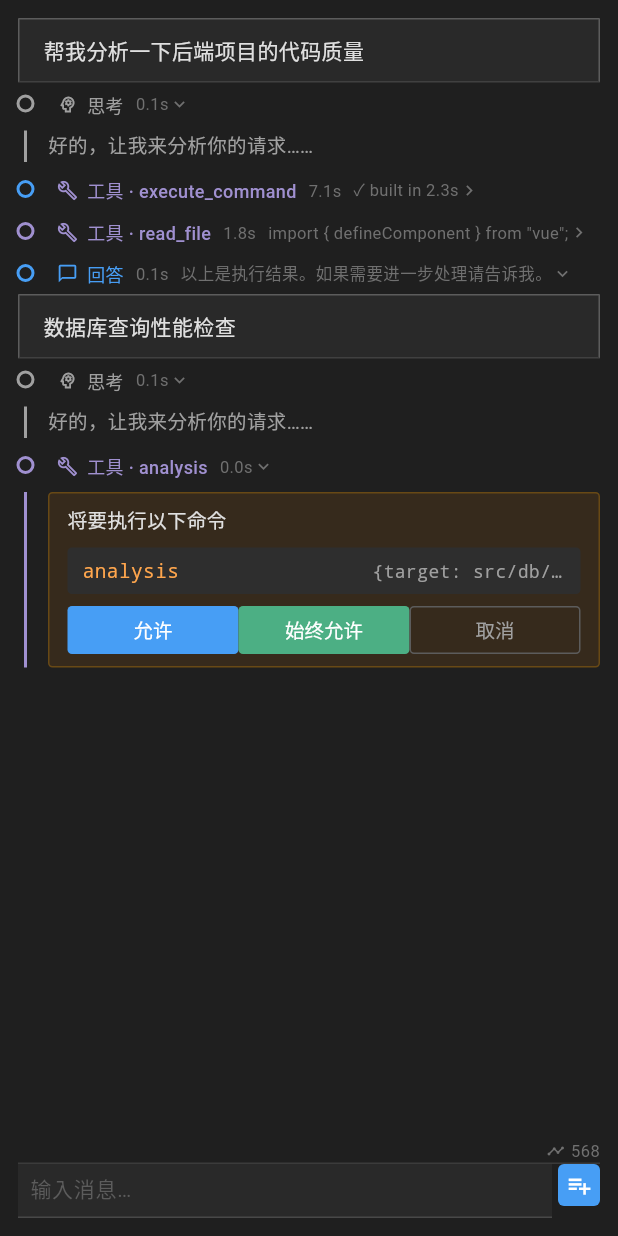
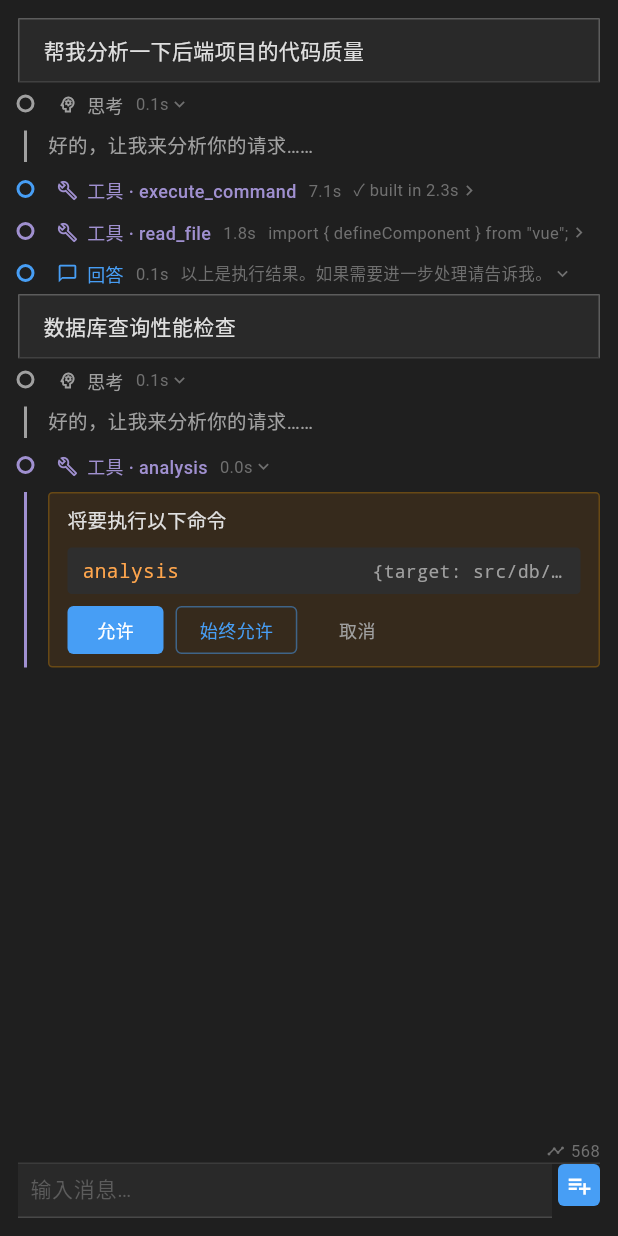
Before and after one commit to CorvusYe/agent_chat, a Flutter app: the screen it shows after launch, after a tap on "允许", after a tap on "思考", on a phone screen of 412 x 824 dp. Run offline on Flutter 3.47's test engine with Material 3 defaults, Android fonts, the phone set to English and light mode, and no system bars; our stand-ins replace sliver_tools; missing offline and left inert: flutter_driver.

Commit message:
Remove thinking block typewriter animation; use Fluent-style confirm buttons
- Remove AnimationController from _ThinkingBlock — just show content directly.
  The "typewriter" effect is naturally the text growing via delta events.
- Restyle confirm gate buttons to Fluent style with intrinsic sizing:
  允许 = filled accent, 始终允许 = outlined accent, 取消 = text button

Co-Authored-By: DeepSeek V4 Flash <service@deepseek.com>

```diff
--- a/dart/lib/blocks/block_registry.dart
+++ b/dart/lib/blocks/block_registry.dart
@@ -120,59 +120,15 @@ Widget _defaultConfirmBuilder(
 //  Thinking Block
 // ═══════════════════════════════════════════════════════
 
-class _ThinkingBlock extends StatefulWidget {
+class _ThinkingBlock extends StatelessWidget {
   final ChatBlock block;
   const _ThinkingBlock({required this.block});
-
-  @override
-  State<_ThinkingBlock> createState() => _ThinkingBlockState();
-}
-
-class _ThinkingBlockState extends State<_ThinkingBlock>
-    with SingleTickerProviderStateMixin {
-  late AnimationController _ctrl;
-  String _displayed = '';
-
-  @override
-  void initState() {
-    super.initState();
-    _ctrl = AnimationController(
-      vsync: this,
-      duration: const Duration(seconds: 1),
-    );
-    _ctrl.addListener(
-      () => setState(() {
-        final t = _ctrl.value;
-        final text = widget.block.content ?? '';
-        _displayed = text.substring(
-          0,
-          (text.length * t).round().clamp(0, text.length),
-        );
-      }),
-    );
-    _ctrl.forward();
-  }
-
-  @override
-  void didUpdateWidget(_ThinkingBlock old) {
-    super.didUpdateWidget(old);
-    if (old.block.content != widget.block.content && !_ctrl.isAnimating) {
-      _ctrl.reset();
-      _ctrl.forward();
-    }
-  }
-
-  @override
-  void dispose() {
-    _ctrl.dispose();
-    super.dispose();
-  }
 
   @override
   Widget build(BuildContext context) {
     final theme = ChatTheme.of(context);
     return Text(
-      _displayed.isEmpty ? (widget.block.content ?? '') : _displayed,
+      block.content ?? '',
       style: TextStyle(
         color: theme.textSecondary,
         fontSize: theme.fontSizeMd,
@@ -385,41 +341,28 @@ class _ConfirmGate extends StatelessWidget {
               theme.spacingSm,
             ),
             child: Row(
+              mainAxisSize: MainAxisSize.min,
               children: [
-                Expanded(
-                  child: _ConfirmButton(
-                    label: '允许',
+                _ConfirmButton.filled(
+                  label: '允许',
+                  color: theme.accent,
+                  onPressed: () =>
+                      bus.confirmTool(exchangeId, block.toolName ?? '', false),
+                ),
+                if (block.canAlwaysAllow) const SizedBox(width: 8),
+                if (block.canAlwaysAllow)
+                  _ConfirmButton.outlined(
+                    label: '始终允许',
                     color: theme.accent,
-                    textColor: Colors.white,
-                    onPressed: () => bus.confirmTool(
-                      exchangeId,
-                      block.toolName ?? '',
-                      false,
-                    ),
+                    onPressed: () =>
+                        bus.confirmTool(exchangeId, block.toolName ?? '', true),
                   ),
-                ),
-                if (block.canAlwaysAllow)
-                  Expanded(
-                    child: _ConfirmButton(
-                      label: '始终允许',
-                      color: theme.success,
-                      textColor: Colors.white,
-                      onPressed: () => bus.confirmTool(
-                        exchangeId,
-                        block.toolName ?? '',
-                        true,
-                      ),
-                    ),
-                  ),
-                Expanded(
-                  child: _ConfirmButton(
-                    label: '取消',
-                    color: Colors.transparent,
-                    textColor: theme.textSecondary,
-                    borderColor: theme.borderStrong,
-                    onPressed: () =>
-                        bus.cancelTool(exchangeId, block.toolName ?? ''),
-                  ),
+                const SizedBox(width: 8),
+                _ConfirmButton.text(
+                  label: '取消',
+                  color: theme.textSecondary,
+                  onPressed: () =>
+                      bus.cancelTool(exchangeId, block.toolName ?? ''),
                 ),
               ],
             ),
@@ -433,38 +376,78 @@ class _ConfirmGate extends StatelessWidget {
 class _ConfirmButton extends StatelessWidget {
   final String label;
   final Color color;
-  final Color textColor;
-  final Color? borderColor;
+  final bool _filled;
+  final bool _outlined;
   final VoidCallback onPressed;
 
-  const _ConfirmButton({
+  const _ConfirmButton._({
     required this.label,
     required this.color,
-    required this.textColor,
-    this.borderColor,
     required this.onPressed,
+    required this._filled,
+    required this._outlined,
   });
+
+  factory _ConfirmButton.filled({
+    required String label,
+    required Color color,
+    required VoidCallback onPressed,
+  }) => _ConfirmButton._(
+    label: label,
+    color: color,
+    onPressed: onPressed,
+    filled: true,
+    outlined: false,
+  );
+
+  factory _ConfirmButton.outlined({
+    required String label,
+    required Color color,
+    required VoidCallback onPressed,
+  }) => _ConfirmButton._(
+    label: label,
+    color: color,
+    onPressed: onPressed,
+    filled: false,
+    outlined: true,
+  );
+
+  factory _ConfirmButton.text({
+    required String label,
+    required Color color,
+    required VoidCallback onPressed,
+  }) => _ConfirmButton._(
+    label: label,
+    color: color,
+    onPressed: onPressed,
+    filled: false,
+    outlined: false,
+  );
 
   @override
   Widget build(BuildContext context) {
-    final theme = ChatTheme.of(context);
+    final bgColor = _filled ? color : Colors.transparent;
+    final fgColor = _filled ? Colors.white : color;
+    final borderSide = _outlined
+        ? BorderSide(color: color.withValues(alpha: 0.5))
+        : BorderSide.none;
+
     return SizedBox(
-      height: theme.buttonHeight,
+      height: 32,
       child: TextButton(
         onPressed: onPressed,
         style: TextButton.styleFrom(
-          backgroundColor: color,
-          foregroundColor: textColor,
+          backgroundColor: bgColor,
+          foregroundColor: fgColor,
           shape: RoundedRectangleBorder(
-            borderRadius: BorderRadius.circular(theme.radiusMd),
-            side: borderColor != null
-                ? BorderSide(color: borderColor!)
-                : BorderSide.none,
+            borderRadius: BorderRadius.circular(4),
+            side: borderSide,
           ),
-          padding: EdgeInsets.zero,
+          padding: const EdgeInsets.symmetric(horizontal: 16),
           textStyle: TextStyle(
-            fontSize: theme.fontSizeMd,
+            fontSize: 12,
             fontWeight: FontWeight.w500,
+            letterSpacing: 0.3,
           ),
         ),
         child: Text(label),
```
